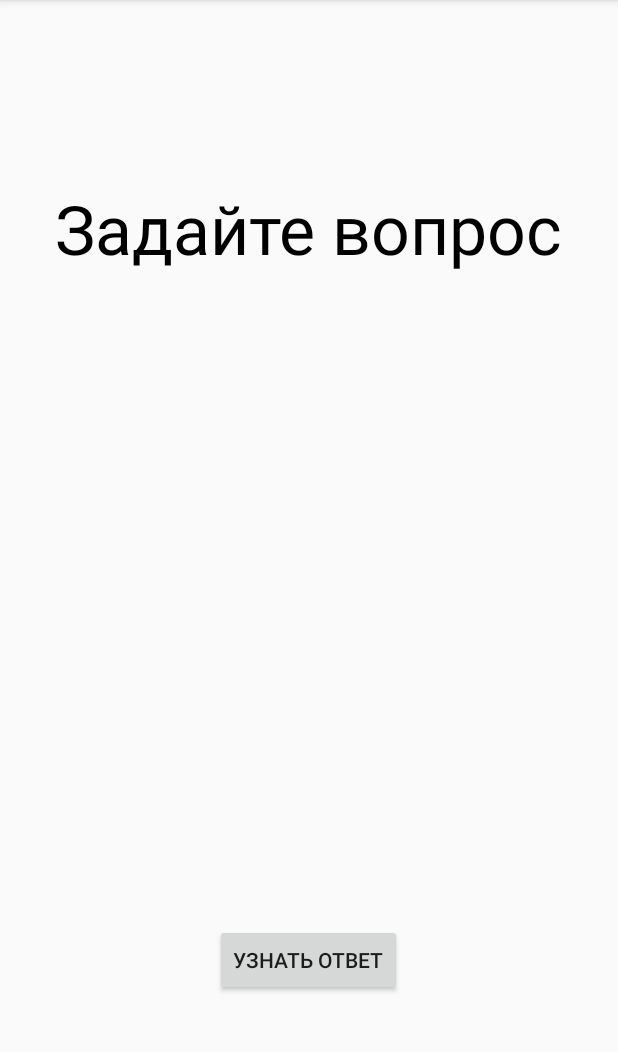
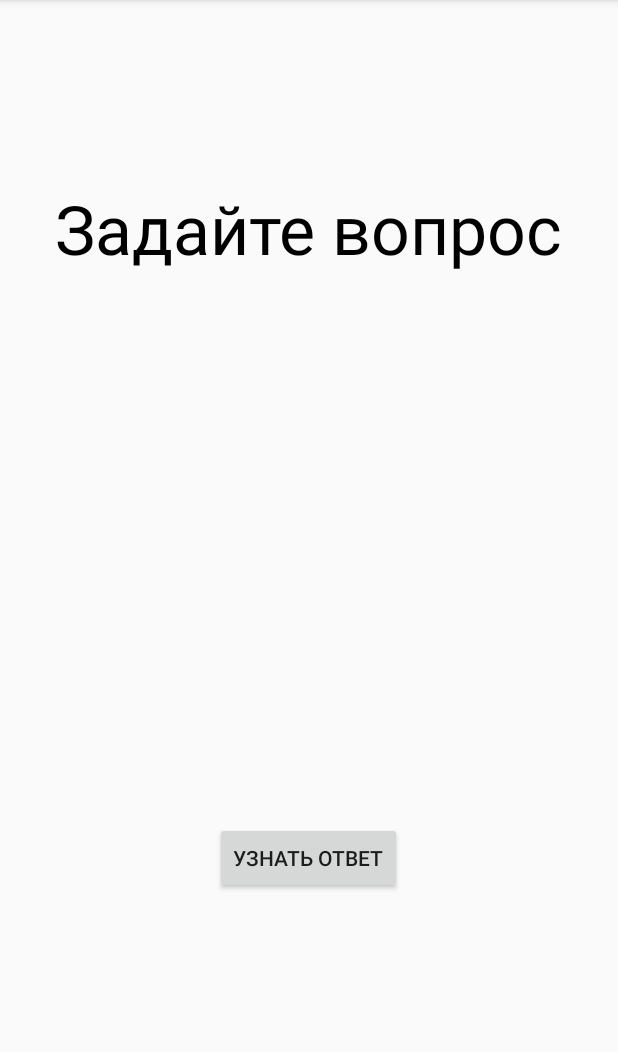
Before and after one commit to Tem4ik91/Coin, an Android app: the MainActivityCoin screen opened directly, with no data from a screen before it, on a phone screen of 412 x 824 dp, the part 84-1136 px from its top. Run offline under Robolectric (Android 15) with nearby library versions, the phone set to English and light mode, and no system bars.

```diff
--- a/app/src/main/res/layout/activity_main_coin.xml
+++ b/app/src/main/res/layout/activity_main_coin.xml
@@ -42,7 +42,7 @@
         android:id="@+id/buttonCoin"
         android:layout_width="wrap_content"
         android:layout_height="wrap_content"
-        android:layout_marginTop="200dp"
+        android:layout_marginTop="132dp"
         android:text="Узнать ответ"
         app:layout_constraintEnd_toEndOf="parent"
         app:layout_constraintHorizontal_bias="0.498"
```
Also changed, not shown: app/src/main/java/com/example/coin/MainActivityList.kt (+6 -7 lines), 1 other file.
